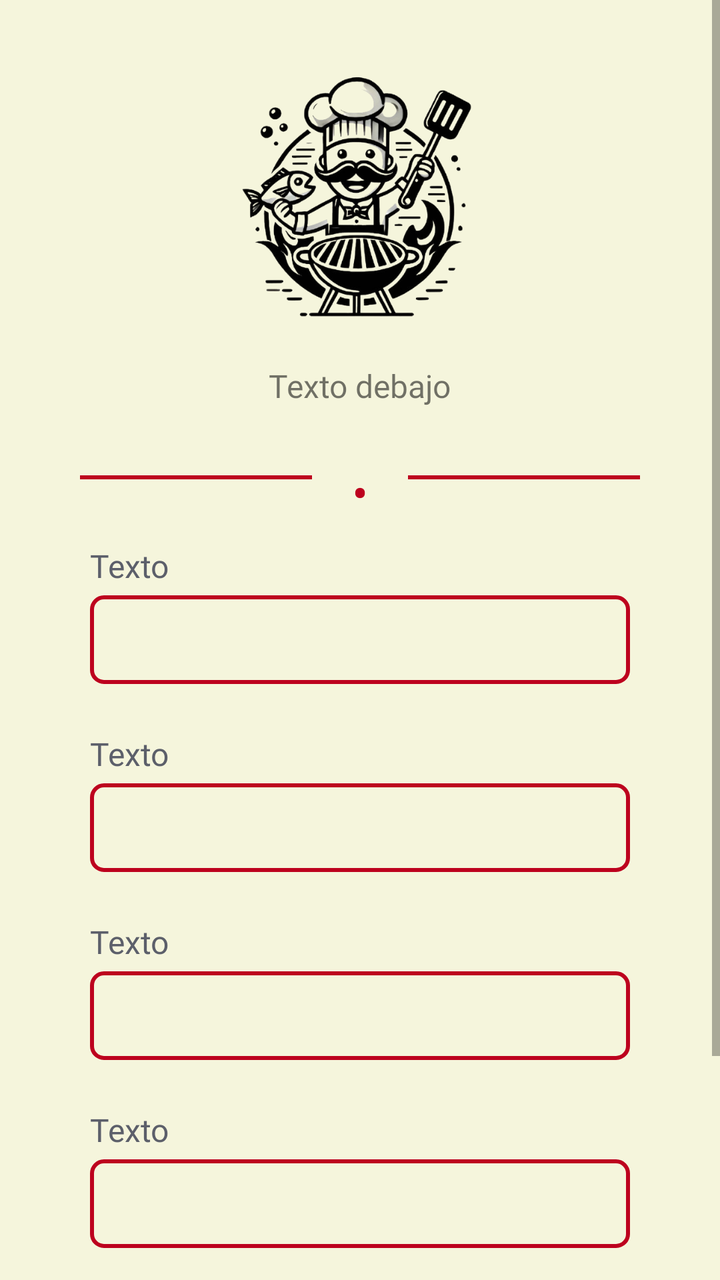
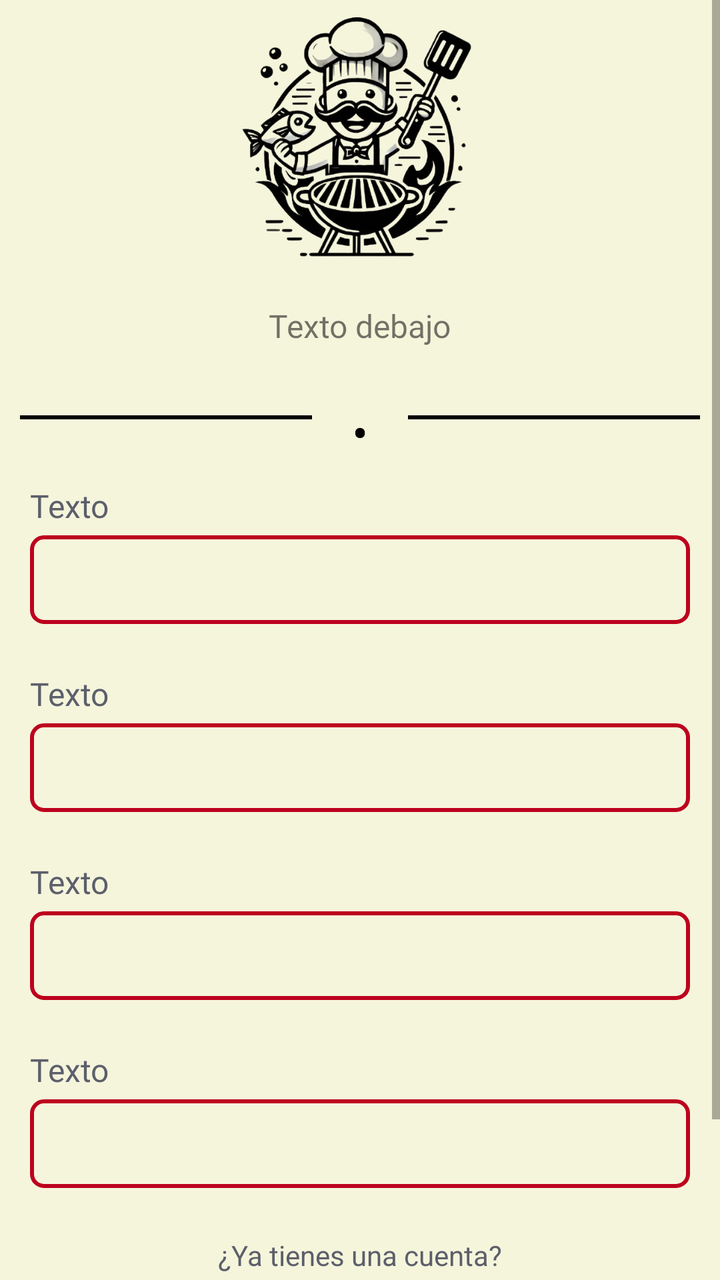

An Android layout rendered at two revisions. The XML below is the earlier revision; the diff shows what the commit changed to produce the second picture.
<!-- AndroidManifest.xml: application theme Theme.Practica_04 -->
<!-- res/layout/activity_2_registro.xml -->
<?xml version="1.0" encoding="utf-8"?>
<ScrollView
    xmlns:android="http://schemas.android.com/apk/res/android"
    android:layout_width="match_parent"
    android:layout_height="match_parent"
    android:fillViewport="true"
    android:background="@color/beige_background">

    <LinearLayout
        android:layout_width="match_parent"
        android:layout_height="wrap_content"
        android:orientation="vertical"
        android:gravity="center_horizontal"
        android:padding="30dp">


        <include
            android:id="@+id/textRegister"
            layout="@layout/componente_imagen_logo" />

        <LinearLayout
            android:layout_width="match_parent"
            android:layout_height="wrap_content"
            android:gravity="center"
            android:padding="10dp">

            <include
                layout="@layout/componente_lineas"/>
        </LinearLayout>


        <include
            android:id="@+id/inputResName"
            layout="@layout/componente_input" />

        <include
            android:id="@+id/inputResLastName"
            layout="@layout/componente_input" />

        <include
            android:id="@+id/inputResPass"
            layout="@layout/componente_input" />

        <include
            android:id="@+id/inputResConfirmPass"
            layout="@layout/componente_input" />

        <TextView
            android:id="@+id/loginRedirectText"
            android:layout_width="wrap_content"
            android:layout_height="wrap_content"
            android:layout_marginBottom="20dp"
            android:text="¿Ya tienes una cuenta?"
            android:textColor="@color/gray_background"
            android:textSize="14sp" />

        <include
            android:id="@+id/btnRegister"
            layout="@layout/componente_boton_perzonalizado" />

    </LinearLayout>

</ScrollView>
<!-- res/layout/componente_imagen_logo.xml (included above) -->
<?xml version="1.0" encoding="utf-8"?>
<LinearLayout xmlns:android="http://schemas.android.com/apk/res/android"
    android:layout_width="wrap_content"
    android:layout_height="wrap_content"
    android:orientation="vertical"
    android:gravity="center_horizontal">

    <ImageView
        android:id="@+id/logo"
        android:layout_width="136dp"
        android:layout_height="136dp"
        android:src="@drawable/logo2"
        android:contentDescription="Imagen personalizada"
        android:layout_marginBottom="16dp"/>

    <TextView
        android:id="@+id/texto"
        android:layout_width="wrap_content"
        android:layout_height="wrap_content"
        android:text="Texto debajo"
        android:textSize="16sp"
        android:fontFamily="@font/inter_semibold"
        android:layout_marginBottom="16dp"/>
</LinearLayout>
<!-- res/layout/componente_lineas.xml (included above) -->
<?xml version="1.0" encoding="utf-8"?>
<LinearLayout xmlns:android="http://schemas.android.com/apk/res/android"
    android:layout_width="match_parent"
    android:layout_height="wrap_content"
    android:orientation="horizontal">

    <View
        android:layout_width="0dp"
        android:layout_height="2dp"
        android:layout_weight="1"
        android:background="@color/red_background"
        android:layout_marginTop="8dp"
        android:layout_marginBottom="4dp" />

    <TextView
        android:layout_width="wrap_content"
        android:layout_height="wrap_content"
        android:text="•"
        android:textSize="24sp"
        android:textColor="@color/red_background"
        android:layout_marginHorizontal="20dp"
        android:gravity="center" />

    <View
        android:layout_width="0dp"
        android:layout_height="2dp"
        android:layout_weight="1"
        android:background="@color/red_background"
        android:layout_marginTop="8dp"
        android:layout_marginBottom="4dp" />
</LinearLayout>
<!-- res/layout/componente_input.xml (included above) -->
<?xml version="1.0" encoding="utf-8"?>
<LinearLayout xmlns:android="http://schemas.android.com/apk/res/android"
    android:layout_width="match_parent"
    android:layout_height="wrap_content"
    android:orientation="vertical"
    android:paddingHorizontal="15dp">

    <TextView
        android:id="@+id/labelText"
        android:layout_width="match_parent"
        android:layout_height="wrap_content"
        android:text="Texto"
        android:textColor="@color/gray_background"
        android:textSize="16sp"
        android:layout_marginBottom="4dp"
        android:fontFamily="@font/inter_medium" />

    <EditText
        android:id="@+id/editTextInput"
        android:layout_width="match_parent"
        android:layout_height="wrap_content"
        android:background="@drawable/bg_input_perzonalizado"
        android:padding="10dp"
        android:inputType="text"
        android:layout_marginBottom="24dp" />

</LinearLayout>
<!-- res/layout/componente_boton_perzonalizado.xml (included above) -->
<?xml version="1.0" encoding="utf-8"?>
<LinearLayout xmlns:android="http://schemas.android.com/apk/res/android"
    android:layout_width="match_parent"
    android:layout_height="wrap_content"
    android:paddingHorizontal="20dp">
    <Button
        android:id="@+id/customButton"
        android:layout_width="match_parent"
        android:layout_height="wrap_content"
        android:background="@drawable/bg_boton_personalizado"
        android:text="Boton"
        android:textColor="#F5F5DC"
        android:textAllCaps="false"
        android:textSize="14sp"
        android:paddingLeft="16dp"
        android:paddingRight="16dp"
        android:paddingTop="20dp"
        android:paddingBottom="20dp"
        android:fontFamily="@font/inter_medium" />


</LinearLayout>
<!-- resources referenced by this layout -->
<resources>
  <color name="beige_background">#F5F5DC</color>
  <color name="gray_background">#5C5F6A</color>
  <color name="red_background">#BD011E</color>
  <!-- drawable bg_boton_personalizado (drawable) -->
  <?xml version="1.0" encoding="utf-8"?>
  <shape xmlns:android="http://schemas.android.com/apk/res/android"
      android:shape="rectangle">
      <solid android:color="#BD011E" />
      <corners android:radius="8dp" />
  </shape>
  <!-- drawable bg_input_perzonalizado (drawable) -->
  <?xml version="1.0" encoding="utf-8"?>
  <shape xmlns:android="http://schemas.android.com/apk/res/android">
      <stroke
          android:width="2dp"
          android:color="@color/red_background"/>
      <corners android:radius="6dp"/>
      <padding
          android:left="10dp"
          android:top="10dp"
          android:right="10dp"
          android:bottom="10dp"/>
  </shape>
  <!-- drawable logo2: png bitmap (drawable, 216596 bytes) -->
  <style name="Theme.Practica_04" parent="Theme.AppCompat.Light.NoActionBar" />
</resources>

<!-- the commit's change to res/layout/activity_2_registro.xml (unified diff, before → after) -->
@@ -4,14 +4,14 @@
     android:layout_width="match_parent"
     android:layout_height="match_parent"
     android:fillViewport="true"
+    android:fitsSystemWindows="true"
     android:background="@color/beige_background">
 
     <LinearLayout
         android:layout_width="match_parent"
         android:layout_height="wrap_content"
         android:orientation="vertical"
-        android:gravity="center_horizontal"
-        android:padding="30dp">
+        android:gravity="center_horizontal">
 
 
         <include
@@ -97,7 +97,7 @@
         android:layout_width="0dp"
         android:layout_height="2dp"
         android:layout_weight="1"
-        android:background="@color/red_background"
+        android:background="@color/black"
         android:layout_marginTop="8dp"
         android:layout_marginBottom="4dp" />
 
@@ -106,7 +106,7 @@
         android:layout_height="wrap_content"
         android:text="•"
         android:textSize="24sp"
-        android:textColor="@color/red_background"
+        android:textColor="@color/black"
         android:layout_marginHorizontal="20dp"
         android:gravity="center" />
 
@@ -114,7 +114,7 @@
         android:layout_width="0dp"
         android:layout_height="2dp"
         android:layout_weight="1"
-        android:background="@color/red_background"
+        android:background="@color/black"
         android:layout_marginTop="8dp"
         android:layout_marginBottom="4dp" />
 </LinearLayout>
@@ -151,7 +151,8 @@
 <LinearLayout xmlns:android="http://schemas.android.com/apk/res/android"
     android:layout_width="match_parent"
     android:layout_height="wrap_content"
-    android:paddingHorizontal="20dp">
+    android:paddingHorizontal="20dp"
+    android:layout_marginVertical="8dp">
     <Button
         android:id="@+id/customButton"
         android:layout_width="match_parent"
<!-- resource entries referenced after the edit -->
@@ -1,6 +1,7 @@
 <!-- resources referenced by this layout -->
 <resources>
   <color name="beige_background">#F5F5DC</color>
+  <color name="black">#FF000000</color>
   <color name="gray_background">#5C5F6A</color>
   <color name="red_background">#BD011E</color>
   <!-- drawable bg_boton_personalizado (drawable) -->
@@ -24,6 +25,8 @@
           android:bottom="10dp"/>
   </shape>
   <!-- drawable logo2: png bitmap (drawable, 216596 bytes) -->
-  <style name="Theme.Practica_04" parent="Theme.AppCompat.Light.NoActionBar" />
+  <style name="Theme.Practica_04" parent="Theme.AppCompat.Light.NoActionBar">
+          <item name="android:windowTranslucentStatus">true</item>
+      </style>
 </resources>
 
